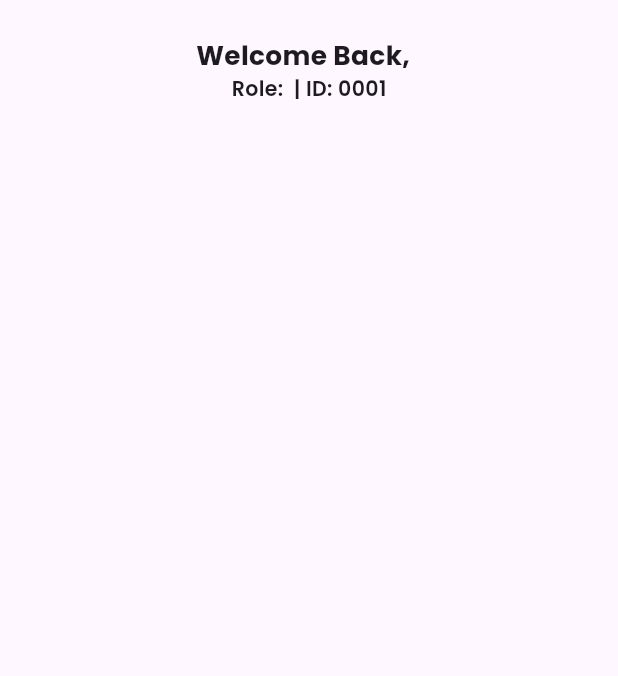
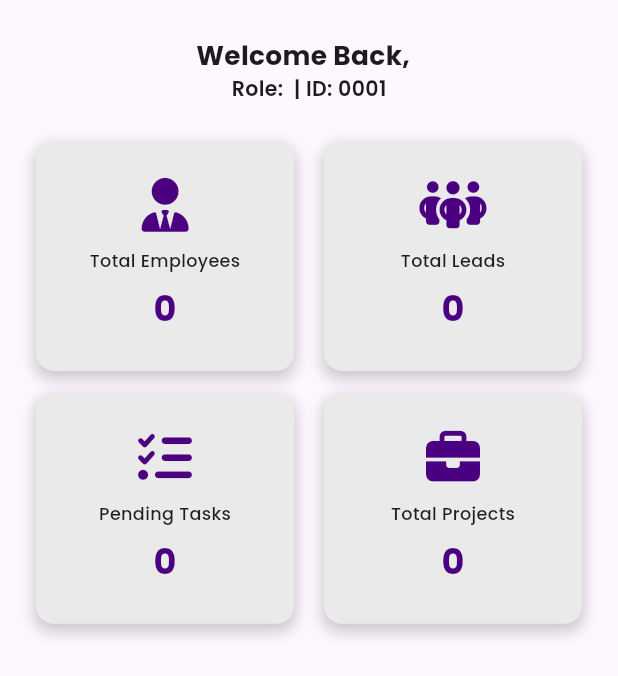
Before and after one commit to AleeXraxa/WorkForce, a Flutter app: the AdminDashboard screen opened directly, on a phone screen of 412 x 824 dp. Shown: the top 676 px of the screen. Run offline on Flutter 3.47's test engine with Material 3 defaults, Android fonts, the phone set to English and light mode, and no system bars; our stand-ins replace cloud_firestore, connectivity_plus, curved_navigation_bar, firebase_auth, firebase_core, flutter_screenutil and 2 more; accounts and stored records are empty.

Commit message:
statcards done

```diff
--- a/lib/Core/app_core.dart
+++ b/lib/Core/app_core.dart
@@ -41,6 +41,8 @@ export 'package:workforce/shared/Widgets/custom_field.dart';
 export 'package:workforce/shared/Widgets/primary_btn.dart';
 export 'package:workforce/shared/Widgets/drop_down.dart';
 export 'package:workforce/shared/Widgets/custom%20Dialogs/auth_dialog.dart';
+export 'package:workforce/shared/Widgets/stat_card.dart';
 
 // Admin Component
 export 'package:workforce/Features/Admin/components/header.dart';
+export 'package:workforce/Features/Admin/components/stat_cards.dart';
--- a/lib/Features/Admin/Controller/admin_controller.dart
+++ b/lib/Features/Admin/Controller/admin_controller.dart
@@ -66,6 +66,18 @@ class AdminController extends GetxController {
     }
   }
 
+  RxInt totalEmployees = 0.obs;
+
+  Future<void> fetchDashboardStats() async {
+    try {
+      totalEmployees.value = await _adminService.getTotalEmployees();
+    } on FirebaseAuthException catch (e) {
+      ErrorUtils.handleFirebaseAuthError(e);
+    } on FirebaseException catch (e) {
+      ErrorUtils.handleFirestoreError(e);
+    } finally {}
+  }
+
   @override
   void onClose() {
     usernameController.dispose();
--- /dev/null
+++ b/lib/Features/Admin/components/stat_cards.dart
@@ -0,0 +1,44 @@
+import 'package:workforce/Core/app_core.dart';
+
+class StatCards extends StatelessWidget {
+  const StatCards({
+    super.key,
+    required this.controller,
+  });
+
+  final AdminController controller;
+
+  @override
+  Widget build(BuildContext context) {
+    return GridView.count(
+      crossAxisCount: 2,
+      mainAxisSpacing: 15,
+      crossAxisSpacing: 20,
+      childAspectRatio: 1.12,
+      shrinkWrap: true,
+      physics: NeverScrollableScrollPhysics(),
+      children: [
+        StatCard(
+          icon: FontAwesomeIcons.userTie,
+          title: 'Total Employees',
+          count: controller.totalEmployees.value,
+        ),
+        StatCard(
+          icon: FontAwesomeIcons.peopleGroup,
+          title: 'Total Leads',
+          count: controller.totalEmployees.value,
+        ),
+        StatCard(
+          icon: FontAwesomeIcons.listCheck,
+          title: 'Pending Tasks',
+          count: controller.totalEmployees.value,
+        ),
+        StatCard(
+          icon: FontAwesomeIcons.briefcase,
+          title: 'Total Projects',
+          count: controller.totalEmployees.value,
+        ),
+      ],
+    );
+  }
+}
--- a/lib/Features/Admin/service/admin_service.dart
+++ b/lib/Features/Admin/service/admin_service.dart
@@ -44,4 +44,12 @@ class AdminService {
       return null;
     }
   }
+
+  Future<int> getTotalEmployees() async {
+    final snapshot = await _firestore
+        .collection('users')
+        .where('role', isEqualTo: 'Employee')
+        .get();
+    return snapshot.docs.length;
+  }
 }
--- a/lib/Features/Admin/view/dashboard.dart
+++ b/lib/Features/Admin/view/dashboard.dart
@@ -14,6 +14,7 @@ class _AdminDashboardState extends State<AdminDashboard> {
   void initState() {
     super.initState();
     controller.loadCurrentUser();
+    controller.fetchDashboardStats();
   }
 
   @override
@@ -23,7 +24,7 @@ class _AdminDashboardState extends State<AdminDashboard> {
           child: SingleChildScrollView(
         child: Center(
           child: Padding(
-            padding: const EdgeInsets.symmetric(horizontal: 16, vertical: 24),
+            padding: const EdgeInsets.symmetric(horizontal: 24, vertical: 24),
             child: Column(
               crossAxisAlignment: CrossAxisAlignment.center,
               children: [
@@ -31,6 +32,10 @@ class _AdminDashboardState extends State<AdminDashboard> {
                   final user = controller.currentUserData.value;
                   return Header(user: user);
                 }),
+                SizedBox(height: 0.03.sh),
+                Obx(
+                  () => StatCards(controller: controller),
+                )
               ],
             ),
           ),
--- a/lib/main.dart
+++ b/lib/main.dart
@@ -27,7 +27,7 @@ class MyApp extends StatelessWidget {
             colorScheme: ColorScheme.fromSeed(seedColor: Colors.deepPurple),
             useMaterial3: true,
           ),
-          home: RoleBasedNavBar(userRole: 'Admin'),
+          home: Splash(),
         );
       },
     );
--- /dev/null
+++ b/lib/shared/Widgets/stat_card.dart
@@ -0,0 +1,66 @@
+import 'package:workforce/Core/app_core.dart';
+
+class StatCard extends StatelessWidget {
+  final IconData icon;
+  final String title;
+  final int count;
+
+  const StatCard({
+    super.key,
+    required this.icon,
+    required this.title,
+    required this.count,
+  });
+
+  @override
+  Widget build(BuildContext context) {
+    return Container(
+      decoration: BoxDecoration(
+        color: Appcolors.cardBG,
+        borderRadius: BorderRadius.circular(12),
+        boxShadow: [
+          BoxShadow(
+            color: Colors.black.withOpacity(0.2),
+            spreadRadius: 1,
+            blurRadius: 8,
+            offset: Offset(0, 4),
+          ),
+        ],
+      ),
+      child: Padding(
+        padding: const EdgeInsets.symmetric(vertical: 12, horizontal: 8),
+        child: Column(
+          mainAxisAlignment: MainAxisAlignment.center,
+          crossAxisAlignment: CrossAxisAlignment.center,
+          children: [
+            FaIcon(
+              icon,
+              size: 36,
+              color: Appcolors.primaryColor,
+            ),
+            SizedBox(height: 12),
+            Text(
+              title,
+              style: TextStyle(
+                fontFamily: 'Poppins',
+                fontSize: 12.sp,
+                fontWeight: FontWeight.w500,
+                color: Colors.black87,
+              ),
+            ),
+            SizedBox(height: 6),
+            Text(
+              count.toString(),
+              style: TextStyle(
+                fontFamily: 'Poppins',
+                fontSize: 24.sp,
+                color: Appcolors.primaryColor,
+                fontWeight: FontWeight.bold,
+              ),
+            ),
+          ],
+        ),
+      ),
+    );
+  }
+}
--- a/lib/shared/utils/appcolors.dart
+++ b/lib/shared/utils/appcolors.dart
@@ -5,4 +5,5 @@ class Appcolors {
   static const Color primaryColor = Color(0xff4B0082);
   static const Color border = Color(0xffDADADA);
   static const Color labelText = Color.fromARGB(255, 162, 162, 162);
+  static const Color cardBG = Color.fromARGB(255, 235, 234, 234);
 }
--- a/lib/splash.dart
+++ b/lib/splash.dart
@@ -25,7 +25,6 @@ class _SplashState extends State<Splash> {
           Get.offAll(() => const Login());
         });
       } else {
-        // Internet disconnected → cancel navigation
         splashTimer?.cancel();
         hasNavigated = false;
       }
```
